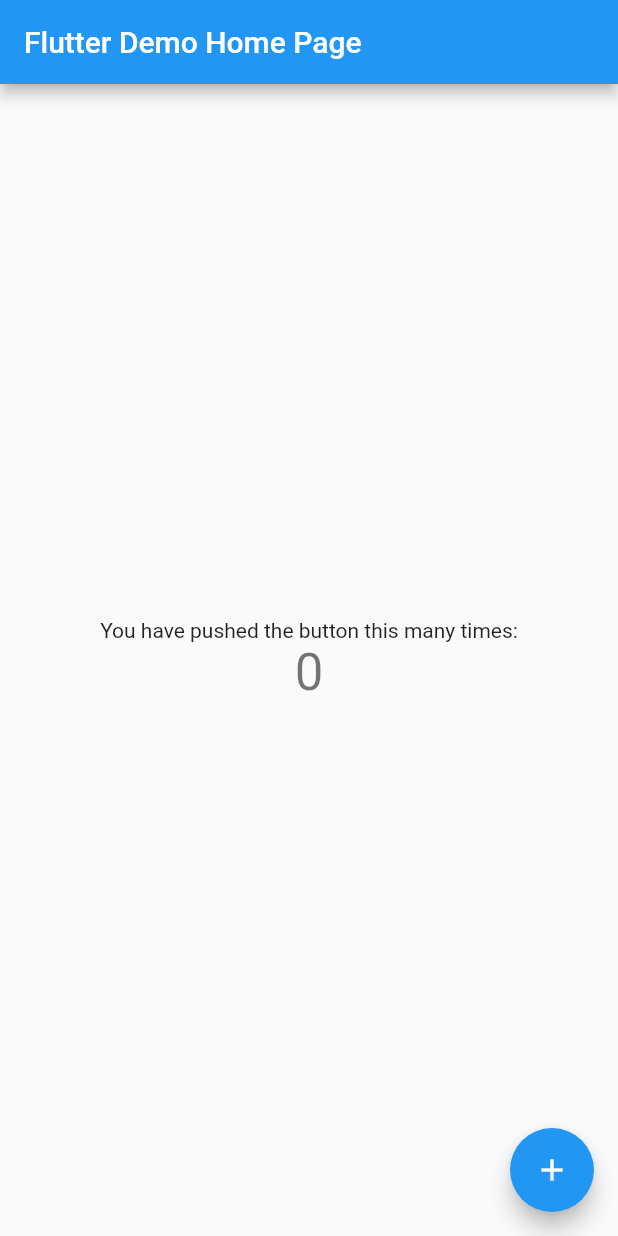
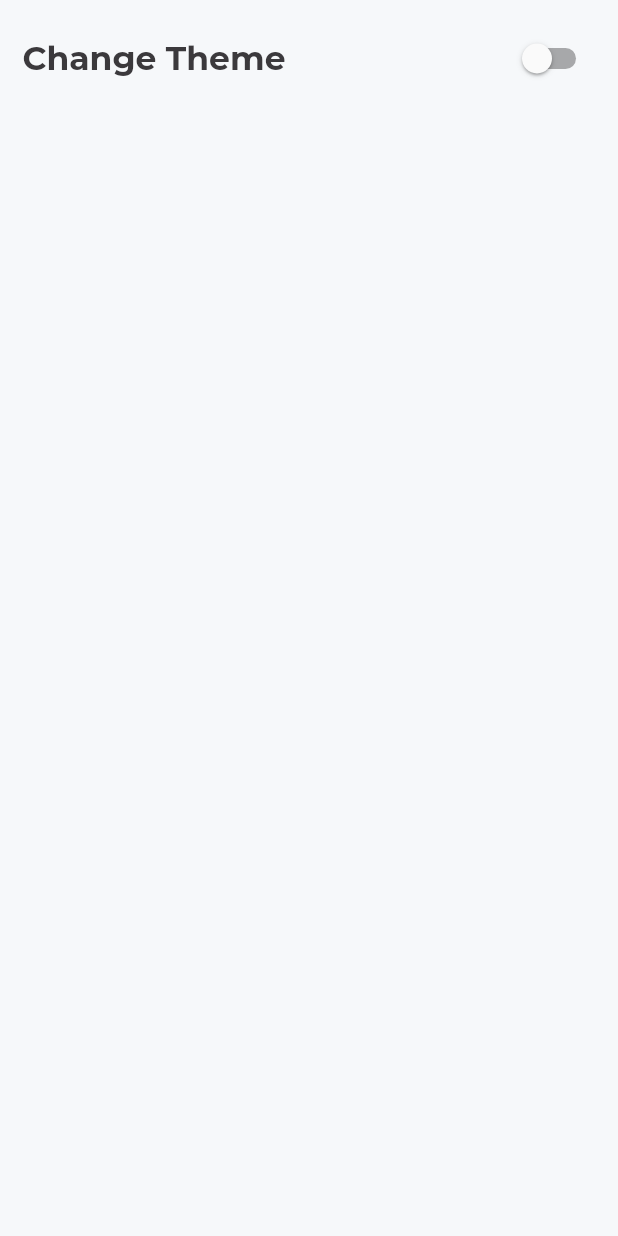
Before and after one commit to 4eug/theme_changer, a Flutter app: the screen it shows after launch, on a phone screen of 412 x 824 dp. Run offline on Flutter 3.47's test engine with Material 2 defaults, Android fonts, the phone set to English and light mode, and no system bars; our stand-ins replace google_fonts, shared_preferences.

Commit message:
Done with Theme Changer

```diff
--- /dev/null
+++ b/lib/home.dart
@@ -0,0 +1,42 @@
+import 'package:flutter/material.dart';
+import 'package:provider/provider.dart';
+import 'package:theme_changer/theme.dart';
+
+class HomePage extends StatefulWidget {
+  HomePage({Key key}) : super(key: key);
+
+  @override
+  _HomePageState createState() => _HomePageState();
+}
+
+class _HomePageState extends State<HomePage> {
+  @override
+  Widget build(BuildContext context) {
+    return Scaffold(
+      backgroundColor: Theme.of(context).primaryColor,
+      body: ListView(
+        children: [
+          Container(
+            padding: EdgeInsets.all(15),
+            child: Row(
+              mainAxisAlignment: MainAxisAlignment.spaceBetween,
+              children: [
+                Text("Change Theme",
+                    style: Theme.of(context).primaryTextTheme.headline1),
+                Consumer<ThemeNotifier>(
+                    builder: (context, notifier, child) => Switch(
+                          value: notifier.isDarkTheme,
+                          onChanged: (context) {
+                            setState(() {
+                              notifier.toggleTheme();
+                            });
+                          },
+                        ))
+              ],
+            ),
+          )
+        ],
+      ),
+    );
+  }
+}
--- a/lib/main.dart
+++ b/lib/main.dart
@@ -1,4 +1,7 @@
 import 'package:flutter/material.dart';
+import 'package:provider/provider.dart';
+import 'package:theme_changer/home.dart';
+import 'package:theme_changer/theme.dart';
 
 void main() {
   runApp(MyApp());
@@ -8,106 +11,16 @@ class MyApp extends StatelessWidget {
   // This widget is the root of your application.
   @override
   Widget build(BuildContext context) {
-    return MaterialApp(
-      title: 'Flutter Demo',
-      theme: ThemeData(
-        // This is the theme of your application.
-        //
-        // Try running your application with "flutter run". You'll see the
-        // application has a blue toolbar. Then, without quitting the app, try
-        // changing the primarySwatch below to Colors.green and then invoke
-        // "hot reload" (press "r" in the console where you ran "flutter run",
-        // or simply save your changes to "hot reload" in a Flutter IDE).
-        // Notice that the counter didn't reset back to zero; the application
-        // is not restarted.
-        primarySwatch: Colors.blue,
-      ),
-      home: MyHomePage(title: 'Flutter Demo Home Page'),
+    return ChangeNotifierProvider(
+      create: (_) => ThemeNotifier(),
+      child: Consumer<ThemeNotifier>(
+          builder: (context, ThemeNotifier notifier, child) {
+        return MaterialApp(
+          debugShowCheckedModeBanner: false,
+          theme: notifier.isDarkTheme ? dark : light,
+          home: HomePage(),
+        );
+      }),
     );
   }
 }
-
-class MyHomePage extends StatefulWidget {
-  MyHomePage({Key key, this.title}) : super(key: key);
-
-  // This widget is the home page of your application. It is stateful, meaning
-  // that it has a State object (defined below) that contains fields that affect
-  // how it looks.
-
-  // This class is the configuration for the state. It holds the values (in this
-  // case the title) provided by the parent (in this case the App widget) and
-  // used by the build method of the State. Fields in a Widget subclass are
-  // always marked "final".
-
-  final String title;
-
-  @override
-  _MyHomePageState createState() => _MyHomePageState();
-}
-
-class _MyHomePageState extends State<MyHomePage> {
-  int _counter = 0;
-
-  void _incrementCounter() {
-    setState(() {
-      // This call to setState tells the Flutter framework that something has
-      // changed in this State, which causes it to rerun the build method below
-      // so that the display can reflect the updated values. If we changed
-      // _counter without calling setState(), then the build method would not be
-      // called again, and so nothing would appear to happen.
-      _counter++;
-    });
-  }
-
-  @override
-  Widget build(BuildContext context) {
-    // This method is rerun every time setState is called, for instance as done
-    // by the _incrementCounter method above.
-    //
-    // The Flutter framework has been optimized to make rerunning build methods
-    // fast, so that you can just rebuild anything that needs updating rather
-    // than having to individually change instances of widgets.
-    return Scaffold(
-      appBar: AppBar(
-        // Here we take the value from the MyHomePage object that was created by
-        // the App.build method, and use it to set our appbar title.
-        title: Text(widget.title),
-      ),
-      body: Center(
-        // Center is a layout widget. It takes a single child and positions it
-        // in the middle of the parent.
-        child: Column(
-          // Column is also a layout widget. It takes a list of children and
-          // arranges them vertically. By default, it sizes itself to fit its
-          // children horizontally, and tries to be as tall as its parent.
-          //
-          // Invoke "debug painting" (press "p" in the console, choose the
-          // "Toggle Debug Paint" action from the Flutter Inspector in Android
-          // Studio, or the "Toggle Debug Paint" command in Visual Studio Code)
-          // to see the wireframe for each widget.
-          //
-          // Column has various properties to control how it sizes itself and
-          // how it positions its children. Here we use mainAxisAlignment to
-          // center the children vertically; the main axis here is the vertical
-          // axis because Columns are vertical (the cross axis would be
-          // horizontal).
-          mainAxisAlignment: MainAxisAlignment.center,
-          children: <Widget>[
-            Text(
-              'You have pushed the button this many times:',
-            ),
-            Text(
-              '$_counter',
-              style: Theme.of(context).textTheme.headline4,
-            ),
-          ],
-        ),
-      ),
-      floatingActionButton: FloatingActionButton(
-        onPressed: _incrementCounter,
-        tooltip: 'Increment',
-        child: Icon(Icons.add),
-      ), // This trailing comma makes auto-formatting nicer for build methods.
-    );
-  }
-}
--- /dev/null
+++ b/lib/theme.dart
@@ -0,0 +1,75 @@
+import 'package:flutter/material.dart';
+import 'package:google_fonts/google_fonts.dart';
+import 'package:shared_preferences/shared_preferences.dart';
+
+ThemeData light = ThemeData(
+  primaryColor: Color.fromRGBO(246, 248, 250, 1.0),
+  accentColor: Color.fromRGBO(50, 50, 50, 1),
+  primaryTextTheme: TextTheme(
+    // Section Headings
+    headline1: GoogleFonts.montserrat(
+        color: Color.fromRGBO(59, 57, 60, 1),
+        fontSize: 22,
+        fontWeight: FontWeight.bold),
+
+    // List Font
+    bodyText1: GoogleFonts.montserrat(
+        color: Color.fromRGBO(105, 105, 108, 1), fontSize: 16),
+  ),
+);
+
+ThemeData dark = ThemeData(
+    primaryColor: Color.fromRGBO(31, 31, 31, 1.0),
+    accentColor: Color.fromRGBO(200, 200, 200, 1),
+    dividerColor: Color.fromRGBO(200, 200, 200, 0.1),
+    primaryTextTheme: TextTheme(
+      // Section Headings
+      headline1: GoogleFonts.montserrat(
+          color: Color.fromRGBO(250, 250, 250, 1),
+          fontSize: 22,
+          fontWeight: FontWeight.bold),
+
+      // List Font
+      bodyText1: GoogleFonts.montserrat(
+          color: Color.fromRGBO(200, 200, 200, 1), fontSize: 16),
+    ));
+
+class ThemeNotifier extends ChangeNotifier {
+  final String key = "theme";
+  SharedPreferences _prefs;
+  bool _isDarkTheme;
+
+  bool get isDarkTheme => _isDarkTheme;
+
+  ThemeNotifier() {
+    _isDarkTheme = false;
+    _getThemPref();
+  }
+
+  // Switch theme
+  toggleTheme() {
+    _isDarkTheme = !_isDarkTheme;
+    _setThemePrefs();
+    notifyListeners();
+  }
+
+  // Get saved theme preference
+  _getThemPref() async {
+    await _initPrefs();
+    _isDarkTheme = _prefs.getBool(key) ?? false;
+    notifyListeners();
+  }
+
+  // Set theme preference
+  _setThemePrefs() async {
+    await _initPrefs();
+    _prefs.setBool(key, _isDarkTheme);
+  }
+
+  // Initiate a preference
+  _initPrefs() async {
+    if (_prefs == null) {
+      _prefs = await SharedPreferences.getInstance();
+    }
+  }
+}
```
Also changed, not shown: pubspec.yaml (+5 -11 lines), pubspec.lock.
